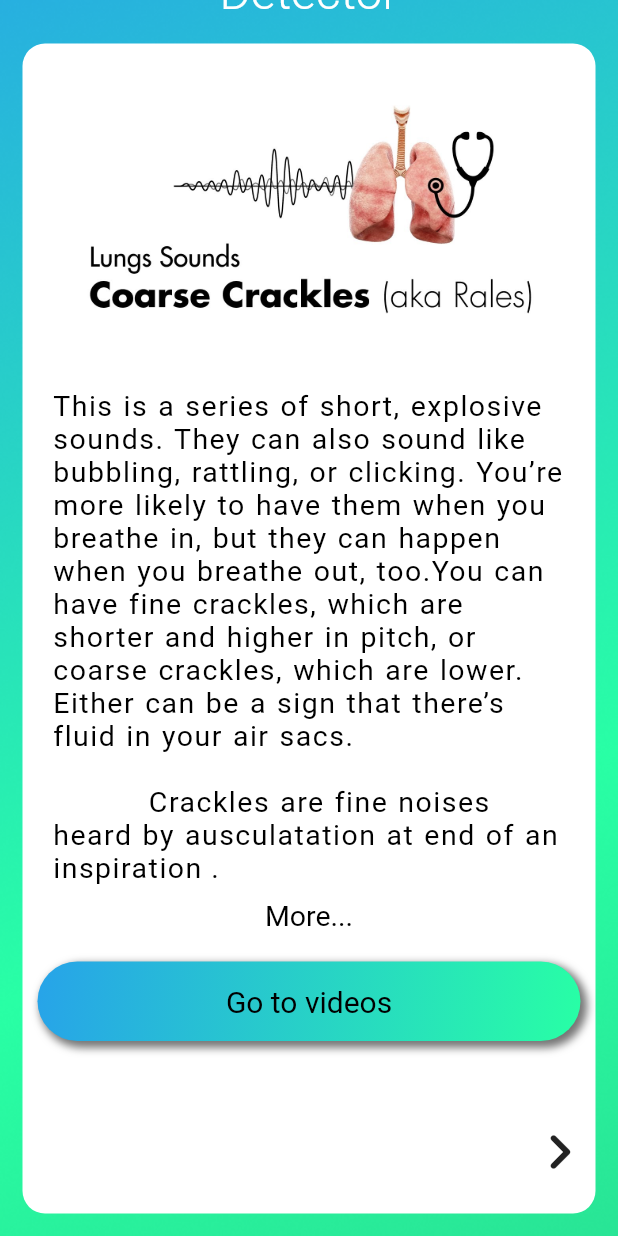
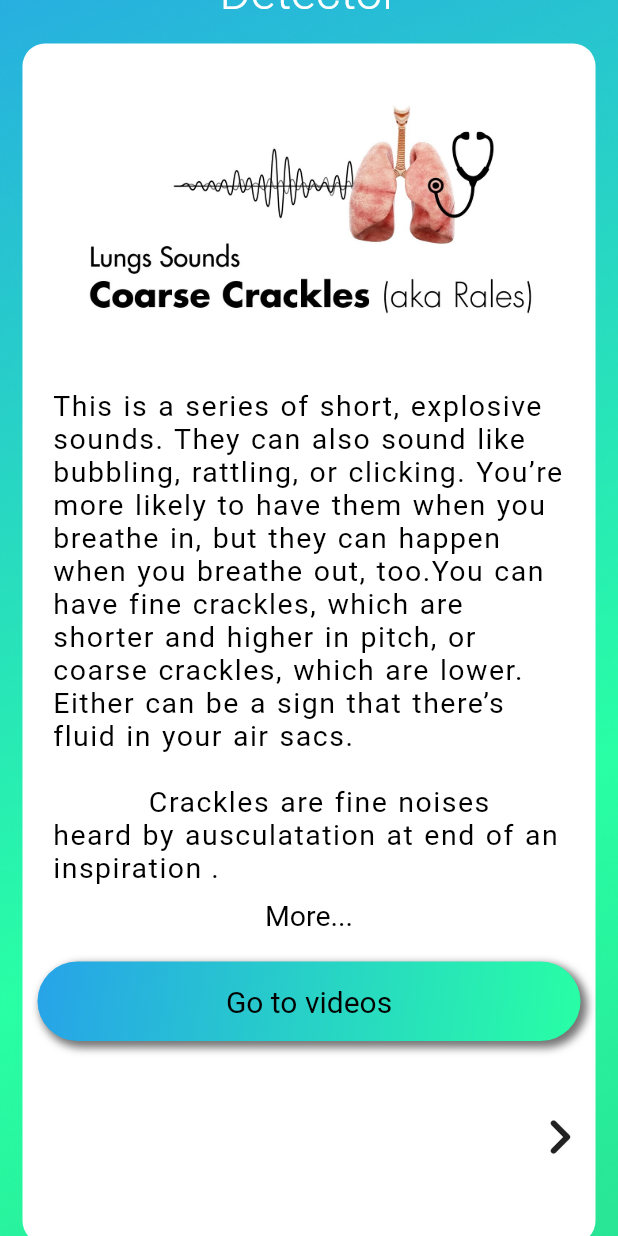
Before and after one commit to ashen-disanayaka/lungsound-app, a Flutter app: the Crackele screen opened directly, scrolled down 199 dp, on a phone screen of 412 x 824 dp. Run offline on Flutter 3.47's test engine with Material 2 defaults, Android fonts, the phone set to English and light mode, and no system bars; our stand-ins replace animated_splash_screen, file_picker, page_transition.

Commit message:
edit lib file

```diff
--- a/lib/homepages/asethma.dart
+++ b/lib/homepages/asethma.dart
@@ -48,7 +48,7 @@ class _AsethmaState extends State<Asethma> {
             Padding(
               padding:  EdgeInsets.all(15),
               child: Container(
-                height: 780,
+                height: 800,
                 width: 300,
                 decoration: BoxDecoration(
                   color: Colors.white,
@@ -134,7 +134,7 @@ class _AsethmaState extends State<Asethma> {
                         ),
                       ),
                     ),
-                    const SizedBox(height: 40,),
+                    const SizedBox(height: 30,),
                     Row(
                       mainAxisAlignment: MainAxisAlignment.start,
                       children: [
--- a/lib/homepages/crackles.dart
+++ b/lib/homepages/crackles.dart
@@ -59,10 +59,11 @@ class _CrackeleState extends State<Crackele> {
                         color: Colors.white),
                   ),
                 ),
-            Padding(
+            Expanded(
+              child: Padding(
                 padding:  EdgeInsets.all(15),
                 child: Container(
-                height: 780,
+                  height: 800,
                   width: 300,
                   decoration: BoxDecoration(
                     color: Colors.white,
@@ -148,7 +149,7 @@ class _CrackeleState extends State<Crackele> {
                           ),
                         ),
                       ),
-                    const SizedBox(height: 40,),
+                      const SizedBox(height: 30,),
                       Row(
                         mainAxisAlignment: MainAxisAlignment.end,
                         children: [
@@ -170,6 +171,7 @@ class _CrackeleState extends State<Crackele> {
                   ),
                 ),
               ),
+            ),
 
 
 
--- a/lib/main.dart
+++ b/lib/main.dart
@@ -18,7 +18,7 @@ class MyApp extends StatelessWidget {
       title: 'Flutter Demo',
       theme: ThemeData(
       ),
-      home: const Home_one(),
+      home: const Landing(),
     );
   }
 }
```
Also changed, not shown: lib/homepages/whees.dart (+5 -3 lines). Lines whose indentation alone changed are shown as unchanged.
